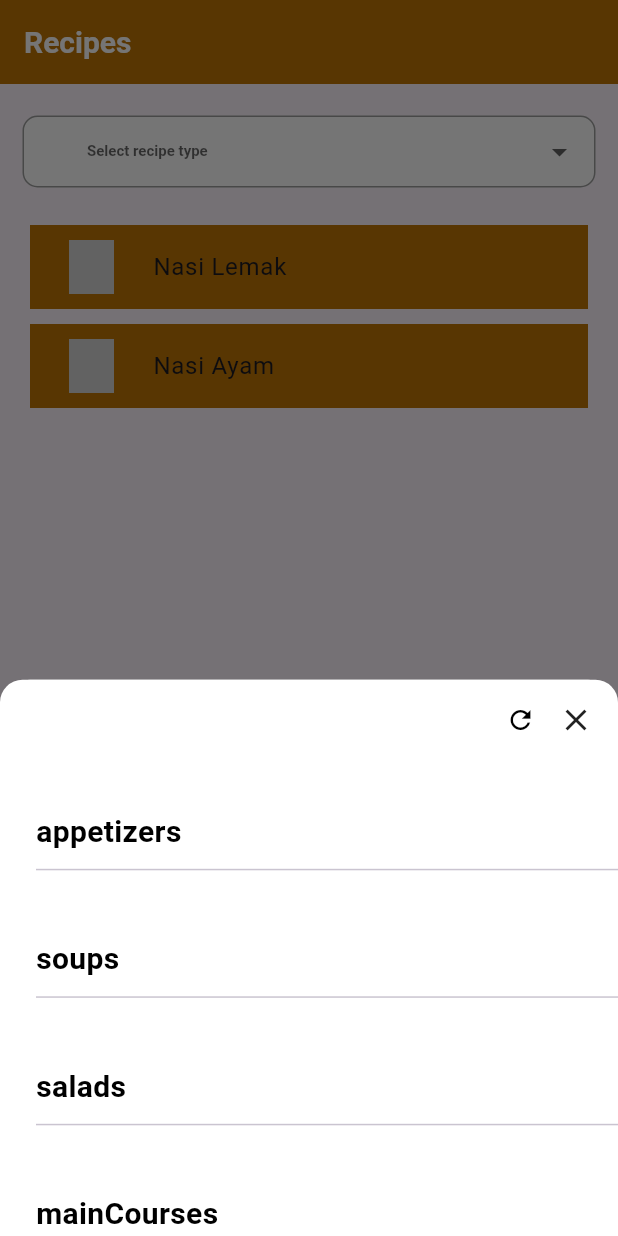
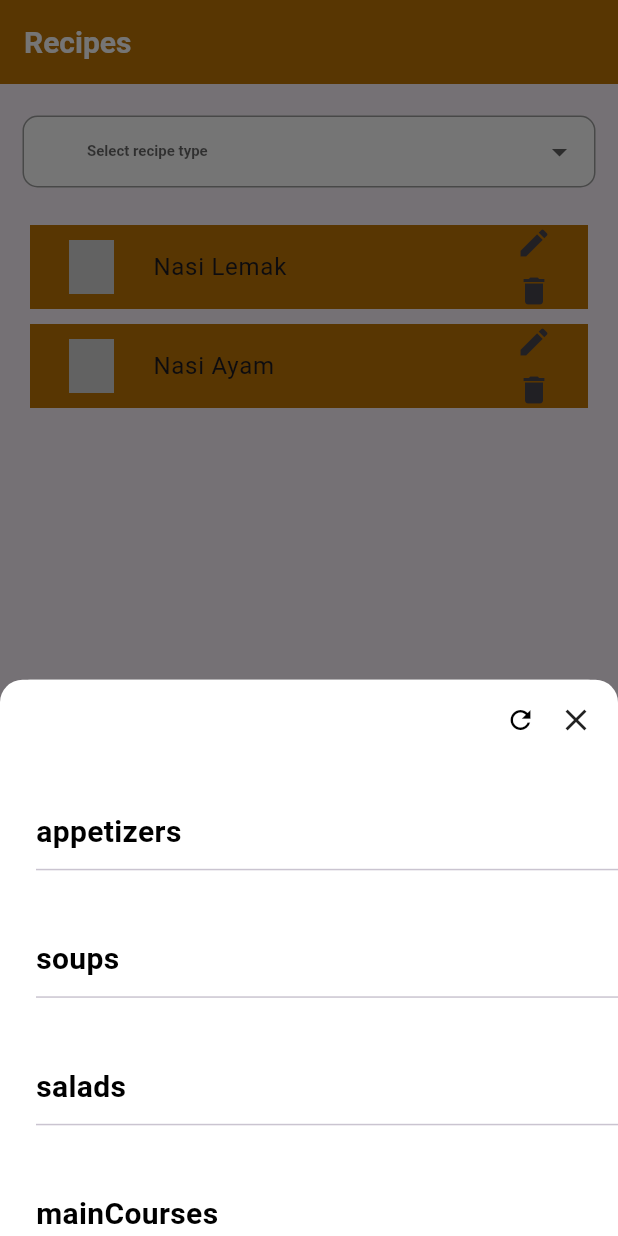
Before and after one commit to Anantharao1998/recipe_app, a Flutter app: the screen it shows after launch, after a tap on "Select recipe type", on a phone screen of 412 x 824 dp. Run offline on Flutter 3.47's test engine with Material 3 defaults, Android fonts, the phone set to English and light mode, and no system bars; drawn by our look-alikes of cached_network_image; our stand-ins replace cloud_firestore, dartz, equatable, firebase_core, flutter_screenutil, flutter_svg and 6 more; accounts and stored records are empty; generated files the repository leaves out were written again; network calls fail; project files that could hold a hidden picture were left out.

Commit message:
Implementing delete recipe

```diff
--- a/lib/core/services/hive_services.dart
+++ b/lib/core/services/hive_services.dart
@@ -36,4 +36,9 @@ class HiveService {
     final Box box = await _box;
     await box.putAt(index, newData);
   }
+
+  Future<void> deleteData(final int index) async {
+    final box = await _box;
+    await box.deleteAt(index);
+  }
 }
--- a/lib/features/recipe_listing/presentation/views/recipe_listing_view.dart
+++ b/lib/features/recipe_listing/presentation/views/recipe_listing_view.dart
@@ -44,6 +44,12 @@ class RecipeListingView extends BaseView<RecipeListingController> {
                         ) =>
                             RecipeTile(
                           recipe: controller.recipeList[index],
+                          onDelete: () {
+                            // TODO: Delete recipe
+                          },
+                          onUpdate: () {
+                            // TODO: Update recipe
+                          },
                         ),
                       ),
                 selector: (
--- a/lib/features/recipe_listing/presentation/widgets/recipe_tile.dart
+++ b/lib/features/recipe_listing/presentation/widgets/recipe_tile.dart
@@ -3,7 +3,13 @@ import 'package:recipe_app/core/core.dart';
 /// Recipe Tile widget
 class RecipeTile extends StatelessWidget {
   /// constructor
-  const RecipeTile({required this.recipe, super.key});
+  const RecipeTile({required this.recipe, required this.onDelete, required this.onUpdate, super.key});
+
+  /// Delete recipe callback
+  final VoidCallback onDelete;
+
+  /// Update recipe callback
+  final VoidCallback onUpdate;
 
   /// Recipe object
   final RecipeInfo recipe;
@@ -31,6 +37,13 @@ class RecipeTile extends StatelessWidget {
               : const Icon(
                   Icons.image_not_supported_outlined,
                 ),
+          trailing: Column(
+            children: <Widget>[
+              const Icon(Icons.edit).onTap(onTap: () => onUpdate.call()),
+              const Spacer(),
+              const Icon(Icons.delete).onTap(onTap: () => onDelete.call()),
+            ],
+          ),
         ),
       );
 }
```
